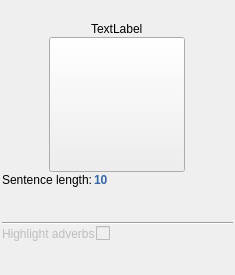
This is ui/readability_widget.ui in zkovari/plotlyst as Qt 5 draws it before an edit. The edited form follows.
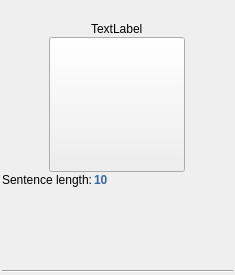
This is the edited form. Custom widgets are drawn as their Qt base class.

Commit message: Remove highlight adverbs toggle, closes #1210

```diff
--- a/ui/readability_widget.ui
+++ b/ui/readability_widget.ui
@@ -123,42 +123,8 @@
      </property>
     </widget>
    </item>
-   <item>
-    <layout class="QFormLayout" name="formLayout_2">
-     <item row="0" column="0">
-      <widget class="QLabel" name="label_2">
-       <property name="enabled">
-        <bool>false</bool>
-       </property>
-       <property name="text">
-        <string>Highlight adverbs</string>
-       </property>
-      </widget>
-     </item>
-     <item row="0" column="1">
-      <widget class="Toggle" name="cbAdverbs">
-       <property name="enabled">
-        <bool>false</bool>
-       </property>
-       <property name="sizePolicy">
-        <sizepolicy hsizetype="Maximum" vsizetype="Fixed">
-         <horstretch>0</horstretch>
-         <verstretch>0</verstretch>
-        </sizepolicy>
-       </property>
-      </widget>
-     </item>
-    </layout>
-   </item>
   </layout>
  </widget>
- <customwidgets>
-  <customwidget>
-   <class>Toggle</class>
-   <extends>QCheckBox</extends>
-   <header>plotlyst.view.widget.input</header>
-  </customwidget>
- </customwidgets>
  <resources/>
  <connections/>
 </ui>
```
The commit also changes 2 other files.
